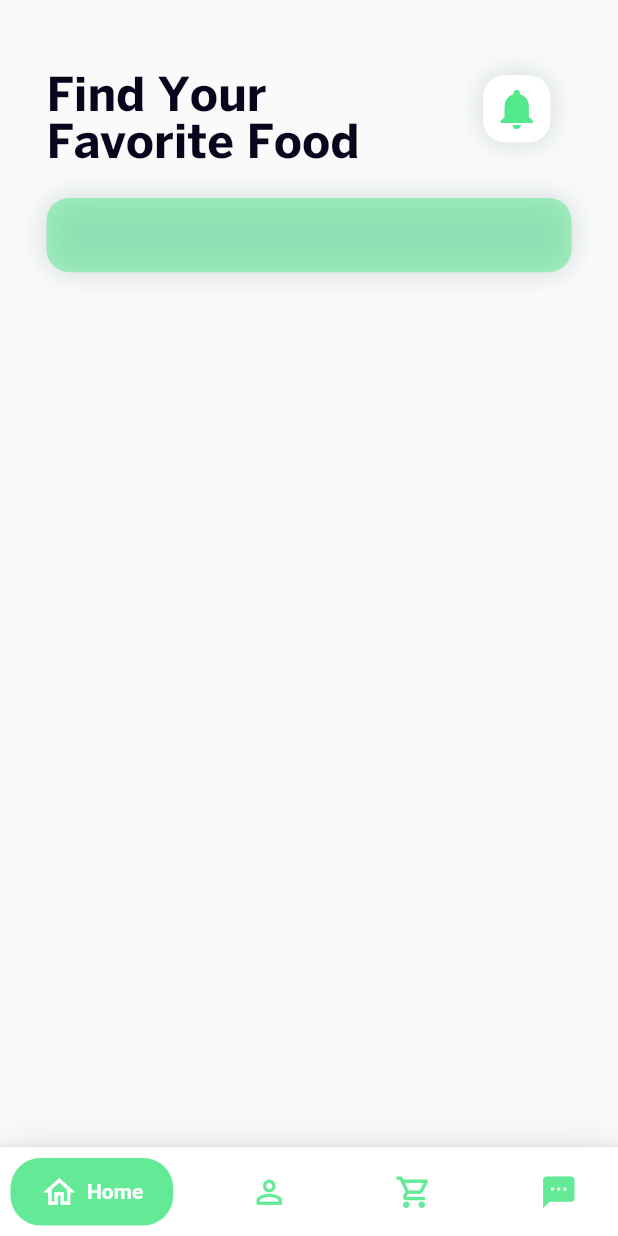
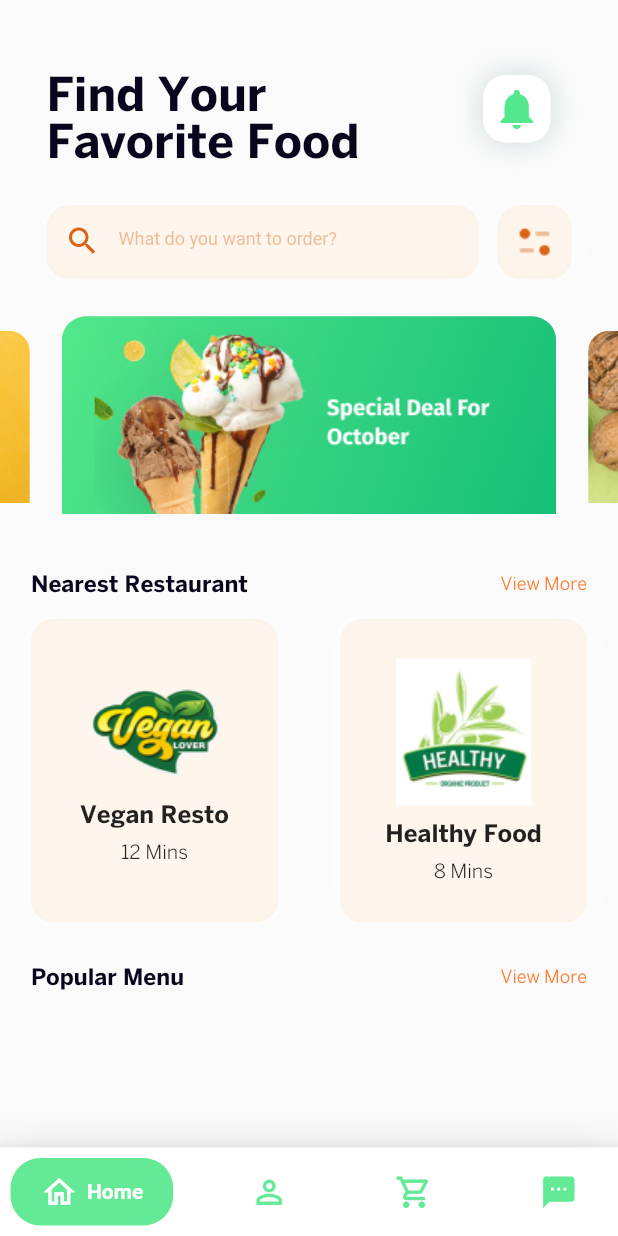
Before and after one commit to oanhdtm1982/Food-Delivery, a Flutter app: the BottomBar screen opened by its route, on a phone screen of 412 x 824 dp. Run offline on Flutter 3.47's test engine with Material 2 defaults, Android fonts, the phone set to English and light mode, and no system bars; drawn by our look-alikes of carousel_slider, flutter_typeahead, google_nav_bar; our stand-ins replace font_awesome_flutter.

Commit message:
add home ui

```diff
--- a/lib/constants/colors/colors.dart
+++ b/lib/constants/colors/colors.dart
@@ -7,3 +7,4 @@ const Color appButtonCancelColor = Color.fromRGBO(255, 75, 75, 1);
 const Color appStarColor = Color.fromRGBO(254, 173, 29, 1);
 const Color appBackgroundButtonColor = Color.fromRGBO(249, 168, 77, 1);
 const Color appButtonColor = Color.fromRGBO(218, 99, 23, 1);
+const Color appTextViewMore = Color.fromRGBO(255, 124, 50, 1);
--- a/lib/main.dart
+++ b/lib/main.dart
@@ -2,6 +2,9 @@ import 'package:flutter/material.dart';
 import 'package:food_delivery/constants/colors/colors.dart';
 import 'package:food_delivery/pages/walkthrough/components/splash_screen.dart';
 import 'package:food_delivery/routes/route.dart';
+import 'package:provider/provider.dart';
+
+import 'notifier/food_notifier.dart';
 
 void main() {
   runApp(const MyApp());
@@ -13,7 +16,15 @@ class MyApp extends StatelessWidget {
   // This widget is the root of your application.
   @override
   Widget build(BuildContext context) {
-    return MaterialApp(
+    return MultiProvider(
+      providers: [
+
+          ChangeNotifierProvider(
+            create: (context) => FoodNotifier(),
+          ),
+
+        ],
+      child: MaterialApp(
         debugShowCheckedModeBanner: false,
         title: 'Food',
         theme: ThemeData.light().copyWith(
@@ -22,6 +33,7 @@ class MyApp extends StatelessWidget {
         ),
         routes: routes,
         initialRoute: SplashScreen.routeName,
+      ),
     );
   }
 }
--- /dev/null
+++ b/lib/models/restaurant_model.dart
@@ -0,0 +1,40 @@
+class RestaurantModel {
+  String idRestaurant;
+  String restaurantName;
+  String restaurantTime;
+  String restaurantUrlImage;
+
+  RestaurantModel({
+    required this.idRestaurant,
+    required this.restaurantName,
+    required this.restaurantTime,
+    required this.restaurantUrlImage,
+  });
+}
+
+ List restaurantDemo = [
+    RestaurantModel(
+      idRestaurant: '1',
+      restaurantName: 'Vegan Resto',
+      restaurantTime: '12 Mins',
+      restaurantUrlImage: 'assets/images/RestaurantImage1.png',
+    ),
+    RestaurantModel(
+      idRestaurant: '2',
+      restaurantName: 'Healthy Food',
+      restaurantTime: '8 Mins',
+      restaurantUrlImage: 'assets/images/RestaurantImage2.png',
+    ),
+    RestaurantModel(
+      idRestaurant: '1',
+      restaurantName: 'Vegan Resto',
+      restaurantTime: '12 Mins',
+      restaurantUrlImage: 'assets/images/RestaurantImage1.png',
+    ),
+    RestaurantModel(
+      idRestaurant: '2',
+      restaurantName: 'Healthy Food',
+      restaurantTime: '8 Mins',
+      restaurantUrlImage: 'assets/images/RestaurantImage2.png',
+    ),
+  ];
--- a/lib/pages/bottom_bar/bottom_bar.dart
+++ b/lib/pages/bottom_bar/bottom_bar.dart
@@ -21,7 +21,7 @@ class _BottomBarState extends State<BottomBar> {
     HomeScreen(),
     ProfileScreen(),
     CartScreen(),
-    ChatScreen()
+    ChatScreen(),
   ];
   final PageStorageBucket bucket = PageStorageBucket();
   Widget currentScreen = HomeScreen();
--- /dev/null
+++ b/lib/pages/explore_restaurant/components/body_explore_restaurant.dart
@@ -0,0 +1,50 @@
+import 'package:flutter/material.dart';
+import 'package:food_delivery/constants/colors/colors.dart';
+import 'package:food_delivery/models/restaurant_model.dart';
+import 'package:food_delivery/widgets/restaurant_card.dart';
+import 'package:food_delivery/widgets/size_config.dart';
+import 'package:food_delivery/widgets/top_bar_home.dart';
+
+class BodyExploreRestaurant extends StatefulWidget {
+  const BodyExploreRestaurant({Key? key}) : super(key: key);
+
+  @override
+  State<BodyExploreRestaurant> createState() => _BodyExploreRestaurantState();
+}
+
+class _BodyExploreRestaurantState extends State<BodyExploreRestaurant> {
+  @override
+  Widget build(BuildContext context) {
+    return Scaffold(
+      body: Column(
+        mainAxisAlignment: MainAxisAlignment.start,
+        crossAxisAlignment: CrossAxisAlignment.start,
+        children: [
+          const TopBarHome(),
+          const Padding(
+            padding: EdgeInsets.fromLTRB(31, 20, 0, 20),
+            child: Text(
+              'Popular Restaurant',
+              style: TextStyle(
+                  fontFamily: 'BentonSans Bold',
+                  fontSize: 15,
+                  color: appTextColor),
+            ),
+          ),
+          SizedBox(
+          height: SizeConfig.screenWidth! * 1,
+          width: SizeConfig.screenWidth! * 0.5,
+          child: Expanded(
+            child: ListView.builder(
+              scrollDirection: Axis.vertical,
+              itemCount: restaurantDemo.length,
+              itemBuilder: (context, index) => RestaurantCard(
+                  restaurantModel: restaurantDemo[index], onPress: () {}),
+            ),
+          ),
+        ),
+        ],
+      ),
+    );
+  }
+}
--- /dev/null
+++ b/lib/pages/explore_restaurant/explore_restaurant_screen.dart
@@ -0,0 +1,16 @@
+import 'package:flutter/material.dart';
+import 'package:food_delivery/pages/explore_restaurant/components/body_explore_restaurant.dart';
+import 'package:food_delivery/widgets/size_config.dart';
+
+class ExploreRestaurantScreen extends StatelessWidget {
+  static String routeName = '/ExploreRestaurantScreen';
+  const ExploreRestaurantScreen({Key? key}) : super(key: key);
+
+  @override
+  Widget build(BuildContext context) {
+    SizeConfig().init(context);
+    return const Scaffold(
+      body: BodyExploreRestaurant(),
+    );
+  }
+}
--- /dev/null
+++ b/lib/pages/home/components/banner_home.dart
@@ -0,0 +1,44 @@
+import 'package:carousel_slider/carousel_slider.dart';
+import 'package:flutter/material.dart';
+
+final List<String> imgList = [
+  'assets/images/banner1.png',
+  'assets/images/banner2.png',
+  'assets/images/banner3.png',
+];
+
+class BannerHome extends StatelessWidget {
+  BannerHome({Key? key}) : super(key: key);
+
+  final List<Widget> imageSliders = imgList
+      .map((item) => ClipRRect(
+          borderRadius: BorderRadius.circular(16.0),
+          child: Stack(
+            children: <Widget>[
+              Image.asset(item, fit: BoxFit.cover, width: 1000),
+              Positioned(
+                bottom: 0.0,
+                left: 0.0,
+                right: 0.0,
+                child: Container(
+                    decoration: const BoxDecoration(
+                      color: Color.fromRGBO(77, 156, 249, 1)
+                    ),
+                    child: Container()),
+              ),
+            ],
+          ))).toList();
+
+  @override
+  Widget build(BuildContext context) {
+    return CarouselSlider(
+      options: CarouselOptions(
+        aspectRatio: 2.8,
+        enlargeCenterPage: true,
+        scrollDirection: Axis.horizontal,
+        autoPlay: true,
+      ),
+      items: imageSliders,
+    );
+  }
+}
--- a/lib/pages/home/components/body_home.dart
+++ b/lib/pages/home/components/body_home.dart
@@ -0,0 +1,60 @@
+import 'package:flutter/material.dart';
+import 'package:food_delivery/models/restaurant_model.dart';
+import 'package:food_delivery/pages/explore_restaurant/explore_restaurant_screen.dart';
+import 'package:food_delivery/pages/home/components/banner_home.dart';
+import 'package:food_delivery/widgets/top_bar_home.dart';
+import 'package:food_delivery/widgets/restaurant_card.dart';
+import 'package:food_delivery/widgets/size_config.dart';
+import 'package:food_delivery/widgets/title_group.dart';
+
+class BodyHome extends StatefulWidget {
+  const BodyHome({Key? key}) : super(key: key);
+
+  @override
+  State<BodyHome> createState() => _BodyHomeState();
+}
+
+class _BodyHomeState extends State<BodyHome> {
+  late final RestaurantModel restaurantModel;
+  @override
+  Widget build(BuildContext context) {
+    return Scaffold(
+        body: Column(
+      children: [
+        const TopBarHome(),
+        SizedBox(
+          height: SizeConfig.screenHeight! * 0.03,
+        ),
+        BannerHome(),
+        SizedBox(
+          height: SizeConfig.screenHeight! * 0.03,
+        ),
+        GestureDetector(
+          onTap: () {
+            Navigator.pushNamedAndRemoveUntil(
+                context,
+                ExploreRestaurantScreen.routeName,
+                (Route<dynamic> route) => false);
+          },
+          child: const TitleGroup(
+            mainTitle: 'Nearest Restaurant',
+          ),
+        ),
+        SizedBox(
+          height: SizeConfig.screenWidth! * 0.6,
+          width: SizeConfig.screenWidth! * 1,
+          child: Expanded(
+            child: ListView.builder(
+              scrollDirection: Axis.horizontal,
+              //itemCount: restaurantDemo.length,
+              itemCount: 2,
+              itemBuilder: (context, index) => RestaurantCard(
+                  restaurantModel: restaurantDemo[index], onPress: () {}),
+            ),
+          ),
+        ),
+        const TitleGroup(mainTitle: 'Popular Menu'),
+      ],
+    ));
+  }
+}
--- /dev/null
+++ b/lib/pages/home/components/search_bar_home.dart
@@ -0,0 +1,75 @@
+import 'package:flutter/material.dart';
+import 'package:flutter_typeahead/flutter_typeahead.dart';
+import 'package:food_delivery/constants/colors/colors.dart';
+import 'package:food_delivery/notifier/food_notifier.dart';
+import 'package:food_delivery/widgets/size_config.dart';
+import 'package:provider/provider.dart';
+
+class SearchBarHome extends StatefulWidget {
+  const SearchBarHome({Key? key}) : super(key: key);
+
+  @override
+  State<SearchBarHome> createState() => _SearchBarHomeState();
+}
+
+class _SearchBarHomeState extends State<SearchBarHome> {
+
+  @override
+  Widget build(BuildContext context) {
+    FoodNotifier foodNotifier = Provider.of<FoodNotifier>(context);
+    return Row(
+      mainAxisAlignment: MainAxisAlignment.start,
+      children: [
+        Container(
+        height: SizeConfig.screenWidth! * 0.12,
+        width: SizeConfig.screenWidth!*0.7,
+        decoration: BoxDecoration(
+            borderRadius: const BorderRadius.all(Radius.circular(15)),
+            color: appBackgroundButtonColor.withOpacity(0.1),
+            boxShadow: const [BoxShadow(color: Colors.white, blurRadius: 15)]),
+        child: TypeAheadField(
+          textFieldConfiguration:  TextFieldConfiguration(
+            decoration: InputDecoration(
+              prefixIcon: const Icon(
+                Icons.search,
+                color: appButtonColor,
+              ),
+              border: InputBorder.none,
+              hintText: 'What do you want to order?', hintStyle: TextStyle(
+                color: const Color.fromRGBO(218, 99, 23, 1).withOpacity(0.4),
+                fontSize: 12,
+              ),
+            ),
+          ),
+          suggestionsCallback: (String query) async {
+            return foodNotifier.foodList.where((food) {
+              final nameLower = food.name.toLowerCase();
+              final queryLower = query.toLowerCase();
+              return nameLower.contains(queryLower);
+            }).toList();
+          },
+          itemBuilder: (context, suggestion) {
+            return const ListTile(
+              leading: Icon(Icons.food_bank_sharp),
+            );
+          },
+          onSuggestionSelected: (value) {},
+        ),
+      ),
+      SizedBox(width: SizeConfig.screenWidth!*0.03,),
+      Container(
+                height: SizeConfig.screenWidth! * 0.12,
+                width: SizeConfig.screenWidth! * 0.12,
+                decoration:  BoxDecoration(
+                    borderRadius: const BorderRadius.all(Radius.circular(15)),
+                    color: appBackgroundButtonColor.withOpacity(0.1),
+                    boxShadow: const [
+                      BoxShadow(
+                          color: Colors.white, blurRadius: 15)
+                    ]),
+                child: Center(child: Image.asset('assets/images/Filter.png'))
+              ),
+      ],
+    );
+  }
+}
--- a/lib/pages/home/home_screen.dart
+++ b/lib/pages/home/home_screen.dart
@@ -1,5 +1,5 @@
 import 'package:flutter/material.dart';
-import 'package:food_delivery/pages/home/components/top_bar_home.dart';
+import 'package:food_delivery/pages/home/components/body_home.dart';
 import 'package:food_delivery/widgets/size_config.dart';
 
 class HomeScreen extends StatefulWidget {
@@ -13,13 +13,8 @@ class _HomeScreenState extends State<HomeScreen> {
   @override
   Widget build(BuildContext context) {
     SizeConfig().init(context);
-    return SafeArea(
-      child: Column(
-          children: const [
-            TopBarHome(),
-          ],
-
-      ),
+    return const SafeArea(
+      child: BodyHome()
     );
   }
 }
--- a/lib/pages/walkthrough/components/body_walkthrough.dart
+++ b/lib/pages/walkthrough/components/body_walkthrough.dart
@@ -85,8 +85,8 @@ class _BodyWalkThroughState extends State<BodyWalkThrough> {
                               Navigator.pushNamedAndRemoveUntil(
                                   context,
                                   //SignInScreen.routeName,
-                                  //BottomBar.routeName,
-                                  SignUpScreen.routeName,
+                                  BottomBar.routeName,
+                                  //SignUpScreen.routeName,
                                   (Route<dynamic> route) => false);
                             }
                           });
--- a/lib/routes/route.dart
+++ b/lib/routes/route.dart
@@ -1,5 +1,6 @@
 import 'package:flutter/material.dart';
 import 'package:food_delivery/pages/bottom_bar/bottom_bar.dart';
+import 'package:food_delivery/pages/explore_restaurant/explore_restaurant_screen.dart';
 import 'package:food_delivery/pages/payment_method/payment_method_screen.dart';
 import 'package:food_delivery/pages/sign_in/sign_in_screen.dart';
 import 'package:food_delivery/pages/sign_up/sign_up_process/sign_up_process_screen.dart';
@@ -17,4 +18,5 @@ final routes = <String, WidgetBuilder>{
   SignUpProcessScreen.routeName: (context) => const SignUpProcessScreen(),
   PaymentMethodScreen.routeName: (context) => const PaymentMethodScreen(),
   UploadPhotoScreen.routeName: (context) => const UploadPhotoScreen(),
+  ExploreRestaurantScreen.routeName: (context) => const ExploreRestaurantScreen(),
 };
--- /dev/null
+++ b/lib/widgets/restaurant_card.dart
@@ -0,0 +1,48 @@
+import 'package:flutter/material.dart';
+import 'package:food_delivery/constants/colors/colors.dart';
+import 'package:food_delivery/models/restaurant_model.dart';
+import 'package:food_delivery/widgets/size_config.dart';
+
+class RestaurantCard extends StatelessWidget {
+  const RestaurantCard({
+    Key? key,
+    required this.restaurantModel,
+    required this.onPress}) : super(key: key);
+  final RestaurantModel restaurantModel;
+  final Function onPress;
+
+  @override
+  Widget build(BuildContext context) {
+    return InkWell(
+      onTap: onPress(),
+      child: Padding(
+        padding:  EdgeInsets.fromLTRB(SizeConfig.screenWidth!*0.05, 15, SizeConfig.screenWidth!*0.05, 30),
+        child: Container(
+            height: SizeConfig.screenWidth! * 0.45,
+            width: SizeConfig.screenWidth! * 0.4,
+            decoration: BoxDecoration(
+                borderRadius: const BorderRadius.all(Radius.circular(15)),
+                color: appBackgroundButtonColor.withOpacity(0.1),
+                boxShadow: const [BoxShadow(color: Colors.white, blurRadius: 15)]),
+            child: Column(
+              mainAxisAlignment: MainAxisAlignment.center,
+              crossAxisAlignment: CrossAxisAlignment.center,
+              children: [
+                Image.asset(restaurantModel.restaurantUrlImage),
+                const SizedBox(height: 12,),
+                Text(restaurantModel.restaurantName, style: const TextStyle(
+                  fontFamily: 'BentonSans Bold',
+                  fontSize: 16
+                ),),
+                const SizedBox(height: 10,),
+                Text(restaurantModel.restaurantTime, style: const TextStyle(
+                  fontFamily: 'BentonSans Book',
+                  fontSize: 13
+                ),),
+              ],
+            )
+            ),
+      ),
+    );
+  }
+}
--- /dev/null
+++ b/lib/widgets/title_group.dart
@@ -0,0 +1,37 @@
+
+
+import 'package:flutter/material.dart';
+import 'package:food_delivery/constants/colors/colors.dart';
+import 'package:food_delivery/widgets/size_config.dart';
+
+class TitleGroup extends StatelessWidget {
+  const TitleGroup({Key? key, required this.mainTitle}) : super(key: key);
+  final String mainTitle;
+
+  @override
+  Widget build(BuildContext context) {
+    return Padding(
+      padding: EdgeInsets.fromLTRB(SizeConfig.screenWidth!*0.05, 0, SizeConfig.screenWidth!*0.05, 0),
+      child: Row(
+        mainAxisAlignment: MainAxisAlignment.start,
+        children: [
+          Text(mainTitle, style: const TextStyle(
+            fontFamily: 'BentonSans Bold',
+            fontSize: 15,
+            color: appTextColor
+          ),),
+          const Expanded(
+            child: Align(
+              alignment: Alignment.centerRight,
+              child: Text('View More', style: TextStyle(
+                fontFamily: 'BentonSans Book',
+                fontSize: 12,
+                color: appTextViewMore
+              ),),
+            ),
+          ),
+        ],
+      ),
+    );
+  }
+}
--- a/lib/pages/home/components/top_bar_home.dart
+++ b/lib/widgets/top_bar_home.dart
@@ -1,5 +1,6 @@
 import 'package:flutter/material.dart';
 import 'package:food_delivery/constants/colors/colors.dart';
+import 'package:food_delivery/pages/home/components/search_bar_home.dart';
 import 'package:food_delivery/widgets/size_config.dart';
 
 class TopBarHome extends StatefulWidget {
@@ -13,7 +14,7 @@ class _TopBarScreenState extends State<TopBarHome> {
   @override
   Widget build(BuildContext context) {
     return Padding(
-      padding: const EdgeInsets.fromLTRB(31, 50, 31, 0),
+      padding: const EdgeInsets.fromLTRB(31, 50, 0, 0),
       child: Column(
         children: [
           Row(
@@ -46,17 +47,8 @@ class _TopBarScreenState extends State<TopBarHome> {
 
             ]
           ),
-          const SizedBox(height: 20,),
-          Container(
-            height: SizeConfig.screenWidth! * 0.12,
-            decoration:  BoxDecoration(
-                    borderRadius: const BorderRadius.all(Radius.circular(15)),
-                    color: appPrimaryColor.withOpacity(0.5),
-                    boxShadow: const [
-                      BoxShadow(
-                          color: Color.fromRGBO(20, 78, 90, 0.2), blurRadius: 15)
-                    ]),
-          )
+          SizedBox(height: SizeConfig.screenHeight!*0.03),
+          const SearchBarHome()
         ],
       ),
     );
```
Also changed, not shown: pubspec.yaml (+3 -49 lines), assets/images/Fill 7.png (deleted), assets/images/Filter.png (added), assets/images/RestaurantImage1.png (added), assets/images/RestaurantImage2.png (added), pubspec.lock. Lines whose indentation alone changed are shown as unchanged.
